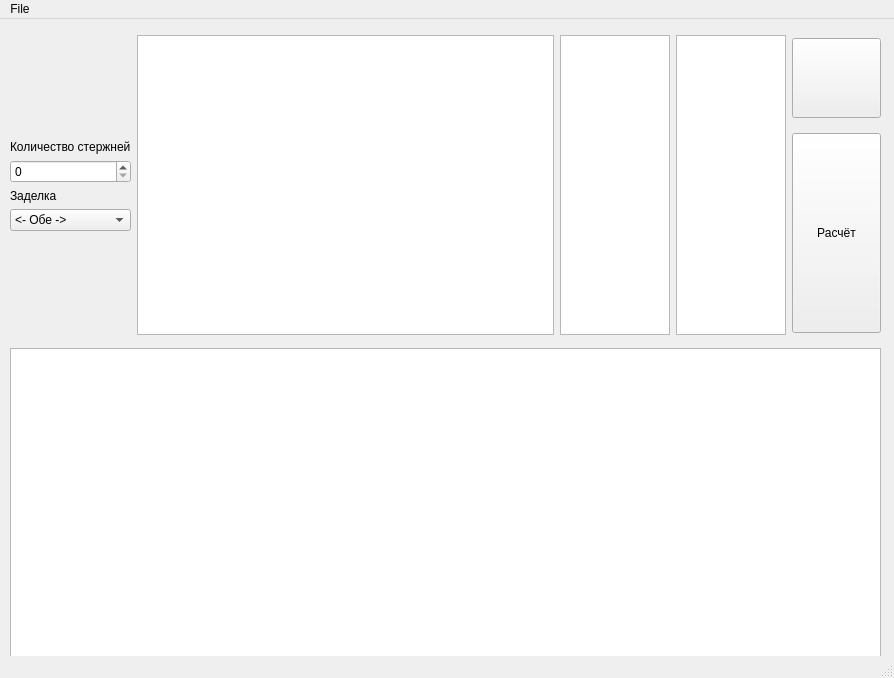
Above: mainwindow.ui from Bratko73/SAPR-LAP-0xF423F before the change. Below: the same form after it.
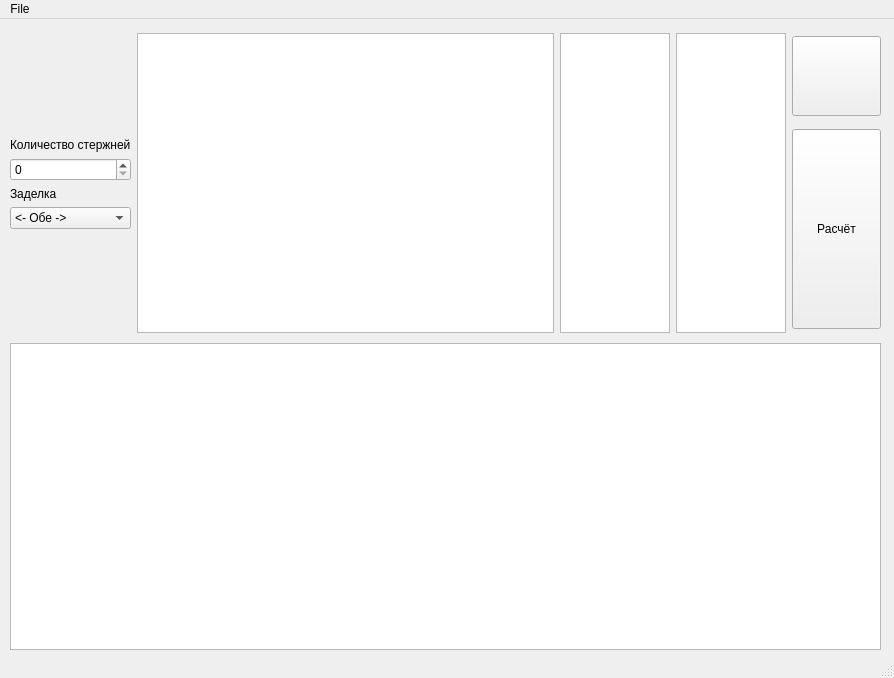
That is the form after the change.

The edit to the form file:
```diff
--- a/mainwindow.ui
+++ b/mainwindow.ui
@@ -10,6 +10,12 @@
     <height>678</height>
    </rect>
   </property>
+  <property name="sizePolicy">
+   <sizepolicy hsizetype="Expanding" vsizetype="Expanding">
+    <horstretch>0</horstretch>
+    <verstretch>0</verstretch>
+   </sizepolicy>
+  </property>
   <property name="windowTitle">
    <string>SAPR-LAP-0xF423F</string>
   </property>
@@ -23,17 +29,29 @@
       <x>10</x>
       <y>10</y>
       <width>871</width>
-      <height>631</height>
+      <height>621</height>
      </rect>
     </property>
     <layout class="QVBoxLayout" name="verticalLayout_5">
+     <property name="sizeConstraint">
+      <enum>QLayout::SetMinAndMaxSize</enum>
+     </property>
      <property name="leftMargin">
       <number>0</number>
      </property>
      <item>
       <layout class="QHBoxLayout" name="horizontalLayout_11">
+       <property name="sizeConstraint">
+        <enum>QLayout::SetDefaultConstraint</enum>
+       </property>
+       <property name="leftMargin">
+        <number>0</number>
+       </property>
        <item>
         <layout class="QVBoxLayout" name="verticalLayout_6">
+         <property name="sizeConstraint">
+          <enum>QLayout::SetDefaultConstraint</enum>
+         </property>
          <item>
           <spacer name="verticalSpacer_2">
            <property name="orientation">
@@ -55,7 +73,14 @@
           </widget>
          </item>
          <item>
-          <widget class="QSpinBox" name="CountOfRods"/>
+          <widget class="QSpinBox" name="CountOfRods">
+           <property name="sizePolicy">
+            <sizepolicy hsizetype="Minimum" vsizetype="Fixed">
+             <horstretch>0</horstretch>
+             <verstretch>0</verstretch>
+            </sizepolicy>
+           </property>
+          </widget>
          </item>
          <item>
           <widget class="QLabel" name="TermLabel">
@@ -100,6 +125,9 @@
        </item>
        <item>
         <layout class="QVBoxLayout" name="verticalLayout_7">
+         <property name="sizeConstraint">
+          <enum>QLayout::SetNoConstraint</enum>
+         </property>
          <item>
           <widget class="QTableWidget" name="RodsParametersTable">
            <property name="sizePolicy">
```
